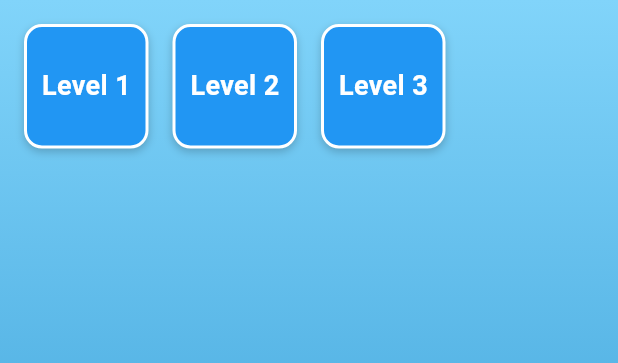
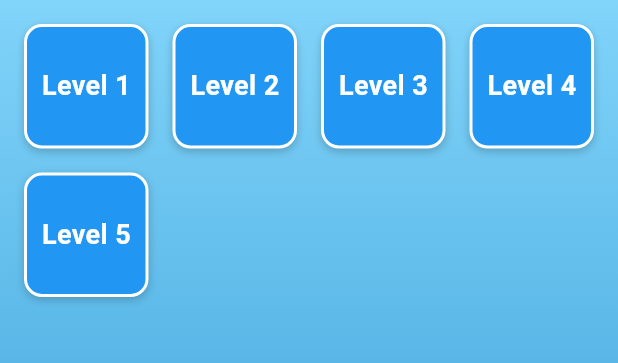
Before and after one commit to alexandrefscampos/tcc, a Flutter app: the screen it shows after launch, on a phone screen of 412 x 824 dp, the part 84-447 px from its top. Run offline on Flutter 3.47's test engine with Material 3 defaults, Android fonts, the phone set to English and light mode, and no system bars; missing offline and left inert: dart_style.

Commit message:
creating more levels

```diff
--- a/lib/data/levels.dart
+++ b/lib/data/levels.dart
@@ -8,12 +8,69 @@ final levels = [
     instructions:
         'Center the frogs vertically using Column and mainAxisAlignment.',
     frogWidget: const Row(children: [Frog(color: FrogColor.green)]),
-    lilypadWidget: const Column(
+    lilypadWidget: const Row(
+      mainAxisAlignment: MainAxisAlignment.end,
+      children: [LilyPad(color: FrogColor.green)],
+    ),
+    initialPositions: [
+      Position(x: 0, y: 0, color: FrogColor.green),
+    ],
+    preBuiltCode: '''row(
+  mainAxisAlignment: start,
+  children: [frog()]
+)''',
+    expectedSolution: '''row(
+  mainAxisAlignment: end,
+  children: [frog()]
+)''',
+    explanation:
+        'Column widgets arrange their children vertically. mainAxisAlignment controls the vertical positioning.',
+  ),
+  Level(
+    number: 2,
+    instructions:
+        'Center the frogs horizontally using Row and mainAxisAlignment.',
+    frogWidget: const Row(children: [
+      Frog(color: FrogColor.green),
+      Frog(color: FrogColor.yellow)
+    ]),
+    lilypadWidget: const Row(
       mainAxisAlignment: MainAxisAlignment.center,
       children: [
         LilyPad(color: FrogColor.green),
+        LilyPad(color: FrogColor.yellow)
+      ],
+    ),
+    initialPositions: [
+      Position(x: 0, y: 0, color: FrogColor.green),
+      Position(x: 0, y: 0, color: FrogColor.yellow),
+    ],
+    preBuiltCode: '''row(
+    mainAxisAlignment: start,
+    children: [frog(), frog()]
+  )''',
+    expectedSolution: '''row(
+    mainAxisAlignment: center,
+    children: [frog(), frog()]
+  )''',
+    explanation:
+        'Column widgets arrange their children vertically. mainAxisAlignment controls the vertical positioning.',
+  ),
+  Level(
+    number: 3,
+    instructions:
+        'Center the frogs horizontally using Row and mainAxisAlignment.',
+    frogWidget: const Row(children: [
+      Frog(color: FrogColor.green),
+      Frog(color: FrogColor.yellow),
+      Frog(color: FrogColor.red)
+    ]),
+    lilypadWidget: const Row(
+      mainAxisAlignment: MainAxisAlignment.spaceEvenly,
+      children: [
+        LilyPad(color: FrogColor.green),
         LilyPad(color: FrogColor.yellow),
-        LilyPad(color: FrogColor.red),
+        LilyPad(color: FrogColor.red)
       ],
     ),
     initialPositions: [
@@ -21,11 +78,11 @@ final levels = [
       Position(x: 0, y: 0, color: FrogColor.yellow),
       Position(x: 0, y: 0, color: FrogColor.red),
     ],
-    preBuiltCode: '''column(
+    preBuiltCode: '''row(
     mainAxisAlignment: start,
     children: [frog(), frog(), frog()]
   )''',
-    expectedSolution: '''column(
+    expectedSolution: '''row(
     mainAxisAlignment: center,
     children: [frog(), frog(), frog()]
   )''',
@@ -33,7 +90,7 @@ final levels = [
         'Column widgets arrange their children vertically. mainAxisAlignment controls the vertical positioning.',
   ),
   Level(
-    number: 2,
+    number: 4,
     instructions:
         'Arrange the frogs horizontally with equal spacing using Row and mainAxisAlignment.',
     initialPositions: [
@@ -42,7 +99,7 @@ final levels = [
       Position(x: 0, y: 0, color: FrogColor.red),
     ],
     lilypadWidget: const Row(
-      mainAxisAlignment: MainAxisAlignment.spaceEvenly,
+      mainAxisAlignment: MainAxisAlignment.spaceBetween,
       children: [
         LilyPad(color: FrogColor.green),
         LilyPad(color: FrogColor.yellow),
@@ -54,14 +111,14 @@ final levels = [
   children: [frog(), frog(), frog()]
 )''',
     expectedSolution: '''row(
-  mainAxisAlignment: spaceEvenly,
+  mainAxisAlignment: spaceBetween,
   children: [frog(), frog(), frog()]
 )''',
     explanation:
         'Row widgets arrange their children horizontally. Use spaceEvenly to distribute them with equal spacing.',
   ),
   Level(
-    number: 3,
+    number: 5,
     instructions:
         'Center the frogs both horizontally and vertically using nested Column and Row.',
     initialPositions: [
```
Lines whose indentation alone changed are shown as unchanged.
